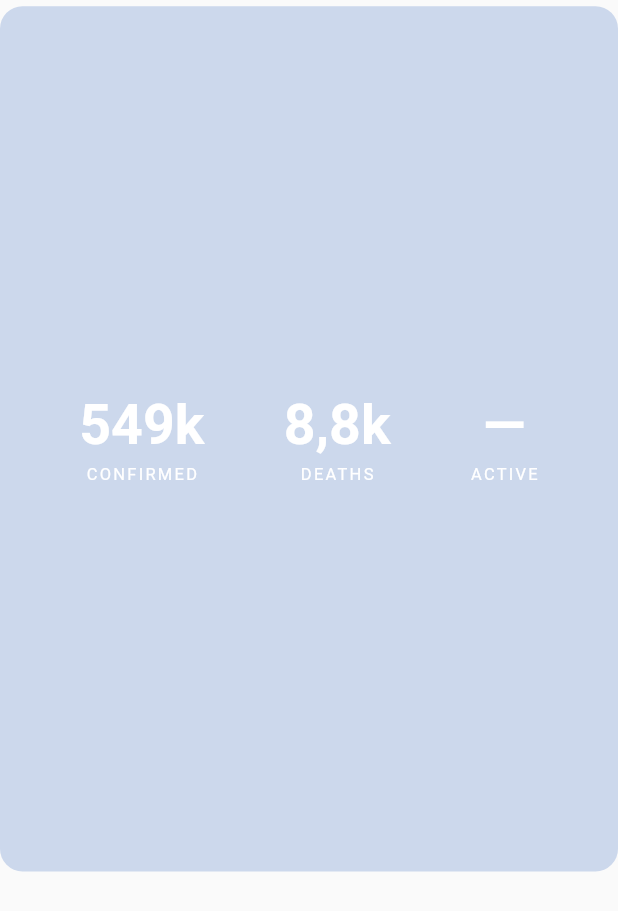
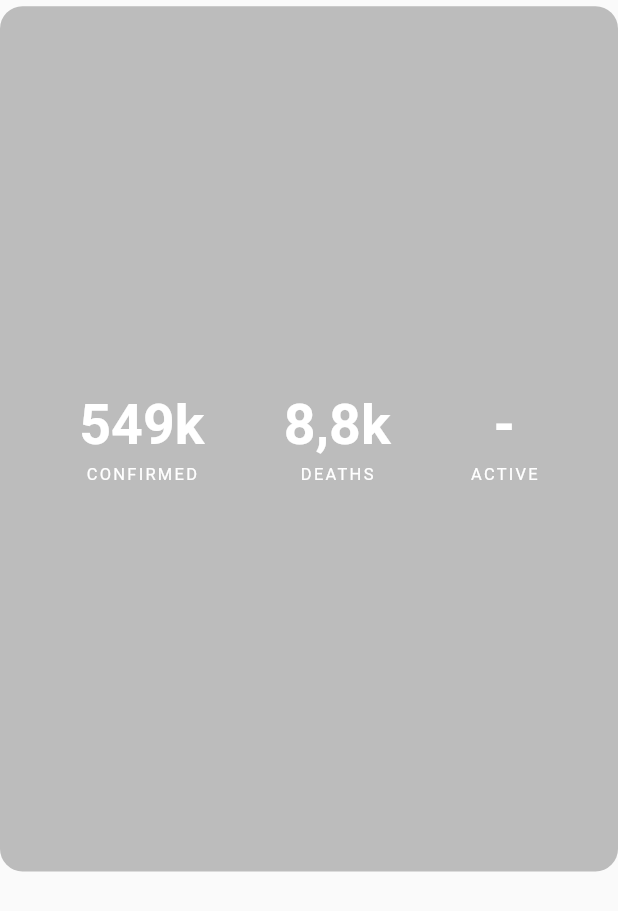
Before and after one commit to aymanpsu/myday, a Flutter app: the CovidStatisticsSection widget shown alone on an empty page, opened directly, on a phone screen of 412 x 824 dp. Shown: the top 911 px of the screen. Run offline on Flutter 3.47's test engine with Material 2 defaults, Android fonts, the phone set to English and light mode, and no system bars; our stand-ins replace date_format, flutter_dotenv; network calls fail.

Commit message:
Fix the colors + small UI chnangaes

```diff
--- a/lib/screens/home_screen.dart
+++ b/lib/screens/home_screen.dart
@@ -2,7 +2,7 @@ import 'package:flutter/material.dart';
 import '../utlis/app_lang.dart';
 import '../widgets/weather/weather_section.dart';
 import '../widgets/news/breaking_news_section.dart';
-import '../widgets/covid_statistics_section.dart';
+import '../widgets/covid/covid_statistics_section.dart';
 import '../widgets/settings/settings_bottom_sheet.dart';
 
 // **Use when you are ready tu plug state management**
--- a/lib/utlis/app_colors.dart
+++ b/lib/utlis/app_colors.dart
@@ -3,4 +3,5 @@ import 'dart:ui';
 mixin AppColors {
   static const Color primaryColor = Color(0xff3D3E40);
   static const Color lightTextColor = Color.fromARGB(255, 255, 255, 255);
+  static const Color lightBackgroundColor = Color.fromRGBO(0, 0, 0, 0.25);
 }
--- a/lib/widgets/covid_statistics_section.dart
+++ b/lib/widgets/covid/covid_statistics_section.dart
@@ -1,4 +1,5 @@
 import 'package:flutter/material.dart';
+import '../../utlis/app_colors.dart';
 
 class CovidStatisticsSection extends StatelessWidget {
   const CovidStatisticsSection({Key? key}) : super(key: key);
@@ -22,7 +23,7 @@ class CovidStatisticsSection extends StatelessWidget {
           width: double.infinity,
           height: heightOfSection * 0.70,
           decoration: const BoxDecoration(
-            color: Color.fromARGB(122, 153, 178, 221),
+            color: AppColors.lightBackgroundColor,
             borderRadius: BorderRadius.all(
               Radius.circular(15),
             ),
@@ -72,7 +73,7 @@ class CovidStatisticsSection extends StatelessWidget {
                 mainAxisAlignment: MainAxisAlignment.center,
                 children: [
                   const Text(
-                    '—',
+                    '-',
                     style: TextStyle(
                       fontSize: 37,
                       fontWeight: FontWeight.bold,
--- a/lib/widgets/weather/weather_section.dart
+++ b/lib/widgets/weather/weather_section.dart
@@ -1,6 +1,7 @@
 import '../../utlis/app_lang.dart';
 import 'package:flutter/material.dart';
 import '../../services/get_datetime.dart';
+import '../../utlis/app_colors.dart';
 
 class WeatherSection extends StatelessWidget {
   const WeatherSection({Key? key}) : super(key: key);
@@ -20,7 +21,7 @@ class WeatherSection extends StatelessWidget {
           width: double.infinity,
           height: heightOfSection * 0.80,
           decoration: const BoxDecoration(
-            color: Color.fromARGB(108, 175, 196, 233),
+            color: AppColors.lightBackgroundColor,
             borderRadius: BorderRadius.all(
               Radius.circular(15),
             ),
```
Also changed, not shown: lib/widgets/news/horizontal_news_item.dart (+9 -1 lines).
